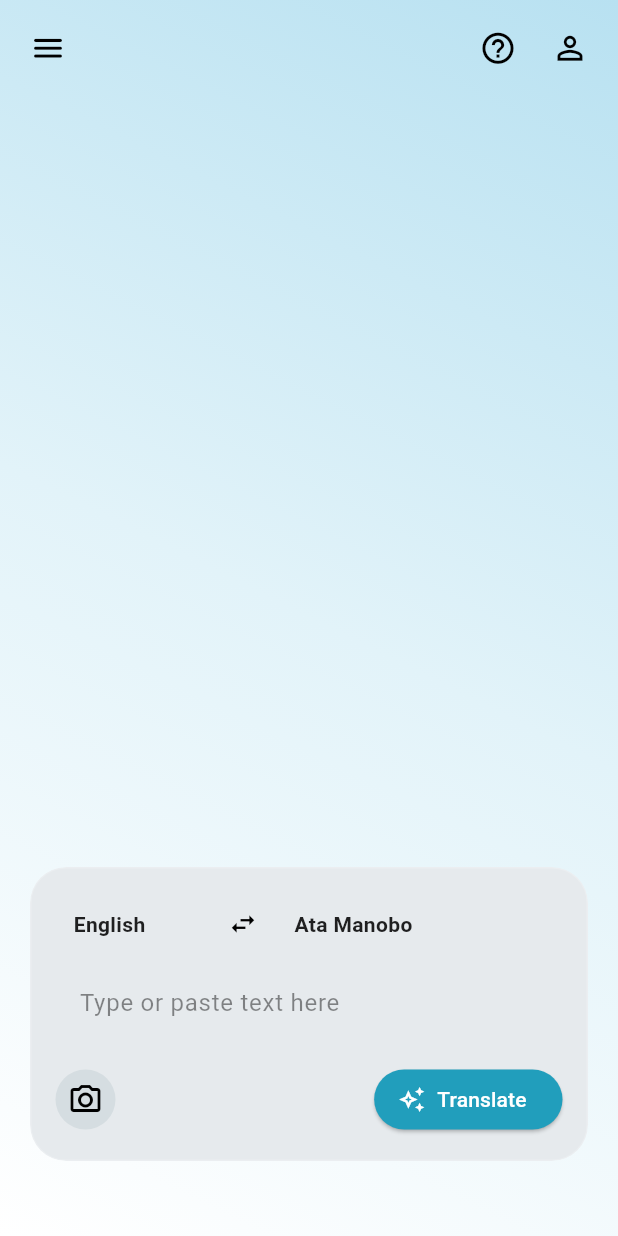
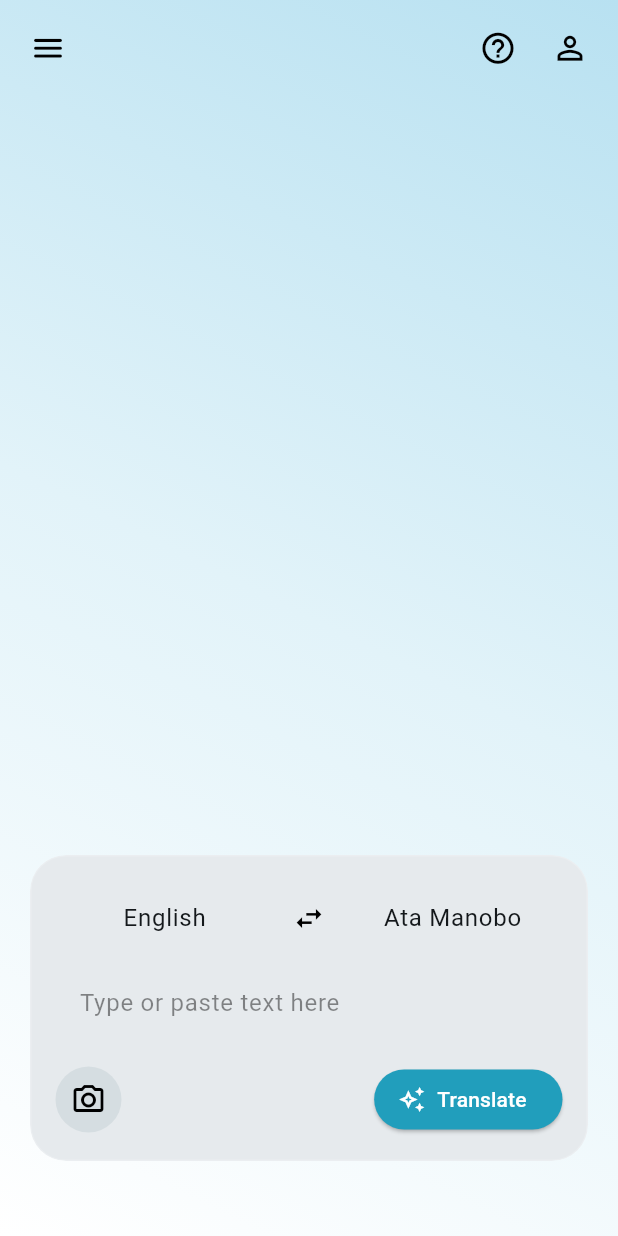
Before and after one commit to jonaldpaner/BadBad, a Flutter app: the screen it shows once a user with an empty profile is signed in, on a phone screen of 412 x 824 dp. Run offline on Flutter 3.47's test engine with Material 3 defaults, Android fonts, the phone set to English and light mode, and no system bars; our stand-ins replace camera, cloud_firestore, firebase_auth, firebase_core, image_picker; missing offline and left inert: google_mlkit_text_recognition; accounts and stored records are empty; network calls fail.

Commit message:
adjust translation_input_card

```diff
--- a/lib/components/language_selector.dart
+++ b/lib/components/language_selector.dart
@@ -13,14 +13,12 @@ class LanguageSelector extends StatefulWidget {
 class _LanguageSelectorState extends State<LanguageSelector> {
   String sourceLanguage = 'English';
   String targetLanguage = 'Ata Manobo';
-  double _rotationTurns = 0.0;
 
   void _swapLanguages() {
     setState(() {
       final temp = sourceLanguage;
       sourceLanguage = targetLanguage;
       targetLanguage = temp;
-      _rotationTurns += 0.5;
     });
 
     widget.onLanguageChanged?.call(sourceLanguage, targetLanguage);
@@ -61,14 +59,9 @@ class _LanguageSelectorState extends State<LanguageSelector> {
             ),
           ),
           const SizedBox(width: 12),
-          AnimatedRotation(
-            turns: _rotationTurns,
-            duration: const Duration(milliseconds: 300),
-            curve: Curves.easeInOut,
-            child: GestureDetector(
-              onTap: _swapLanguages,
-              child: Icon(Icons.swap_horiz, size: 22, color: theme.iconTheme.color),
-            ),
+          GestureDetector(
+            onTap: _swapLanguages,
+            child: Icon(Icons.swap_horiz, size: 22, color: theme.iconTheme.color),
           ),
           const SizedBox(width: 12),
           Flexible(
@@ -84,4 +77,5 @@ class _LanguageSelectorState extends State<LanguageSelector> {
       ),
     );
   }
+
 }
--- a/lib/components/translation_input_card.dart
+++ b/lib/components/translation_input_card.dart
@@ -1,5 +1,6 @@
-import 'dart:ui'; // Required for ImageFilter
+import 'dart:ui';
 import 'package:flutter/material.dart';
+import 'language_selector.dart'; // Make sure this import points to your actual LanguageSelector file.
 
 class TranslationInputCard extends StatefulWidget {
   final String fromLanguage;
@@ -38,18 +39,6 @@ class _TranslationInputCardState extends State<TranslationInputCard> {
     _toLanguage = widget.toLanguage;
   }
 
-  // No need for _handleToggleLanguages here if it's just calling widget.onToggleLanguages
-  // You can directly call widget.onToggleLanguages in the GestureDetector onTap
-  // But keeping it here is also fine if you plan to add more internal logic.
-  void _handleToggleLanguages() {
-    setState(() {
-      final temp = _fromLanguage;
-      _fromLanguage = _toLanguage;
-      _toLanguage = temp;
-    });
-    widget.onToggleLanguages(); // Calls the HomePage's toggleLanguages
-  }
-
   @override
   Widget build(BuildContext context) {
     final isDark = Theme.of(context).brightness == Brightness.dark;
@@ -78,62 +67,14 @@ class _TranslationInputCardState extends State<TranslationInputCard> {
               Align(
                 alignment: Alignment.centerLeft,
                 child: widget.languageSelector ??
-                    GestureDetector(
-                      onTap: _handleToggleLanguages,
-                      child: Container(
-                        width: 250,
-                        height: 42,
-                        padding: const EdgeInsets.symmetric(horizontal: 12),
-                        decoration: BoxDecoration(
-                          color: isDark ? Colors.black : const Color.fromRGBO(230, 234, 237, 1),
-                          borderRadius: const BorderRadius.all(Radius.circular(24)),
-                        ),
-                        child: Row(
-                          mainAxisAlignment: MainAxisAlignment.center,
-                          children: [
-                            Expanded(
-                              child: Align(
-                                alignment: Alignment.centerLeft,
-                                child: AnimatedSwitcher(
-                                  duration: const Duration(milliseconds: 300),
-                                  transitionBuilder: _scaleTransitionBuilder,
-                                  child: Text(
-                                    _fromLanguage,
-                                    key: ValueKey('from_lang_${_fromLanguage}'),
-                                    style: TextStyle(
-                                      fontWeight: FontWeight.w600,
-                                      color: isDark ? Colors.white : Colors.black87,
-                                    ),
-                                    overflow: TextOverflow.ellipsis,
-                                  ),
-                                ),
-                              ),
-                            ),
-                            const SizedBox(width: 10),
-                            Icon(Icons.swap_horiz,
-                                size: 20, color: isDark ? Colors.white : Colors.black),
-                            const SizedBox(width: 10),
-                            Expanded(
-                              child: Align(
-                                alignment: Alignment.centerRight,
-                                child: AnimatedSwitcher(
-                                  duration: const Duration(milliseconds: 300),
-                                  transitionBuilder: _scaleTransitionBuilder,
-                                  child: Text(
-                                    _toLanguage,
-                                    key: ValueKey('to_lang_${_toLanguage}'),
-                                    style: TextStyle(
-                                      fontWeight: FontWeight.w600,
-                                      color: isDark ? Colors.white : Colors.black87,
-                                    ),
-                                    overflow: TextOverflow.ellipsis,
-                                  ),
-                                ),
-                              ),
-                            ),
-                          ],
-                        ),
-                      ),
+                    LanguageSelector(
+                      onLanguageChanged: (source, target) {
+                        setState(() {
+                          _fromLanguage = source;
+                          _toLanguage = target;
+                        });
+                        widget.onToggleLanguages();
+                      },
                     ),
               ),
               const SizedBox(height: 4),
@@ -144,10 +85,11 @@ class _TranslationInputCardState extends State<TranslationInputCard> {
                   focusNode: widget.focusNode,
                   autofocus: false,
                   maxLines: null,
-                  maxLength: 300,
+                  maxLength: 80,
                   keyboardType: TextInputType.multiline,
                   scrollPhysics: const BouncingScrollPhysics(),
                   cursorColor: isDark ? Colors.white : Colors.black,
+
                   decoration: InputDecoration(
                     counterText: '',
                     hintText: 'Type or paste text here',
@@ -163,12 +105,9 @@ class _TranslationInputCardState extends State<TranslationInputCard> {
                       borderSide: BorderSide.none,
                     ),
                   ),
-                  style:
-                  TextStyle(color: isDark ? Colors.white : Colors.black),
+                  style: TextStyle(color: isDark ? Colors.white : Colors.black),
                   buildCounter: (context,
-                      {required currentLength,
-                        maxLength,
-                        required isFocused}) {
+                      {required currentLength, required maxLength, required isFocused}) {
                     return Text(
                       '$currentLength / $maxLength',
                       style: TextStyle(
@@ -183,22 +122,29 @@ class _TranslationInputCardState extends State<TranslationInputCard> {
                   },
                 ),
               ),
-
               const SizedBox(height: 12),
-
               Row(
                 mainAxisAlignment: MainAxisAlignment.spaceBetween,
                 children: [
-                  CircleAvatar(
-                    backgroundColor: isDark
-                        ? Colors.grey[850]
-                        : const Color(0xA3CCD6DA),
-                    child: IconButton(
-                      icon: Icon(Icons.camera_alt_outlined,
-                          color: isDark ? Colors.white : Colors.black),
-                      onPressed: widget.onCameraPressed,
+                  Material(
+                    color: isDark ? Colors.grey[850] : const Color(0xA3CCD6DA), // Same as CircleAvatar
+                    shape: const CircleBorder(),
+                    child: InkWell(
+                      customBorder: const CircleBorder(),
+                      splashColor: (isDark ? Colors.white : Colors.black).withOpacity(0.1), // Subtle splash
+                      highlightColor: (isDark ? Colors.white : Colors.black).withOpacity(0.05),
+                      onTap: widget.onCameraPressed,
+                      child: Padding(
+                        padding: const EdgeInsets.all(10), // Adjust as needed
+                        child: Icon(
+                          Icons.camera_alt_outlined,
+                          size: 24,
+                          color: isDark ? Colors.white : Colors.black,
+                        ),
+                      ),
                     ),
                   ),
+
                   ElevatedButton.icon(
                     onPressed: widget.onTranslatePressed,
                     icon: const Icon(
@@ -224,8 +170,4 @@ class _TranslationInputCardState extends State<TranslationInputCard> {
       ),
     );
   }
-
-  static Widget _scaleTransitionBuilder(Widget child, Animation<double> animation) {
-    return ScaleTransition(scale: animation, child: child);
-  }
 }
```
